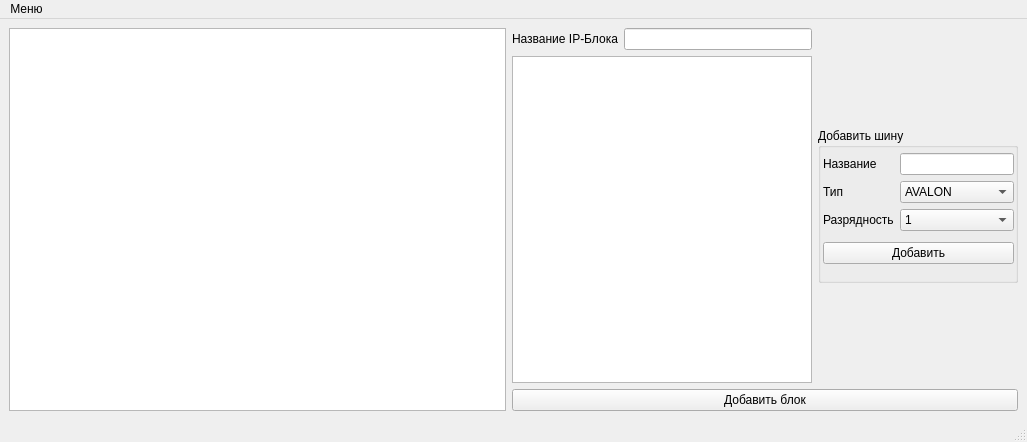
Above: mainwindow.ui from IraSoro/front-end-systems-engineering before the change. Below: the same form after it.
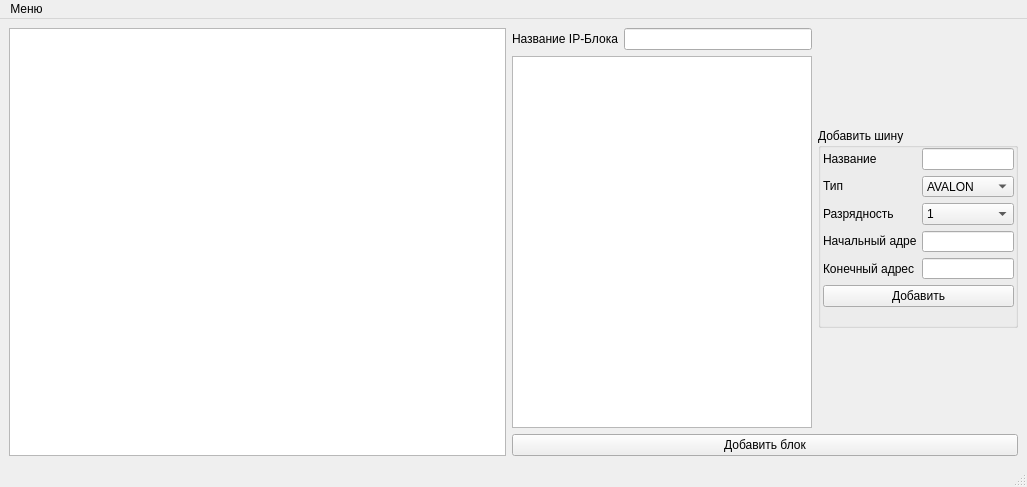
That is the form after the change.

Commit message: Added new class members in Bus class: startAddress and finishAddress. Added their drawing

What changed in the file:
```diff
--- a/mainwindow.ui
+++ b/mainwindow.ui
@@ -71,7 +71,7 @@
               <property name="minimumSize">
                <size>
                 <width>200</width>
-                <height>150</height>
+                <height>200</height>
                </size>
               </property>
               <property name="title">
@@ -83,7 +83,7 @@
                  <x>5</x>
                  <y>20</y>
                  <width>191</width>
-                 <height>121</height>
+                 <height>159</height>
                 </rect>
                </property>
                <layout class="QVBoxLayout" name="verticalLayout_6">
@@ -112,6 +112,20 @@
                       </property>
                      </widget>
                     </item>
+                    <item>
+                     <widget class="QLabel" name="label_5">
+                      <property name="text">
+                       <string>Начальный адрес</string>
+                      </property>
+                     </widget>
+                    </item>
+                    <item>
+                     <widget class="QLabel" name="label_6">
+                      <property name="text">
+                       <string>Конечный адрес</string>
+                      </property>
+                     </widget>
+                    </item>
                    </layout>
                   </item>
                   <item>
@@ -182,6 +196,12 @@
                       </item>
                      </widget>
                     </item>
+                    <item>
+                     <widget class="QLineEdit" name="lineEdit_StartAddress"/>
+                    </item>
+                    <item>
+                     <widget class="QLineEdit" name="lineEdit_FinishAddress"/>
+                    </item>
                    </layout>
                   </item>
                  </layout>
```
The commit also changes 8 other files.
